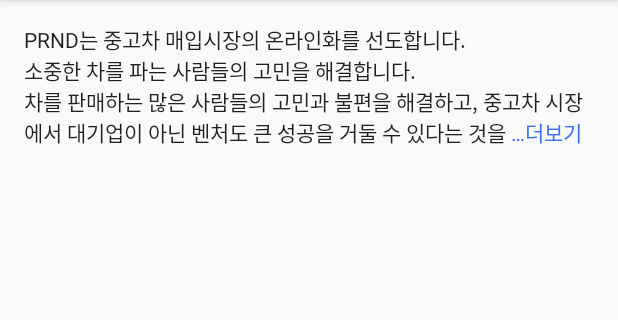
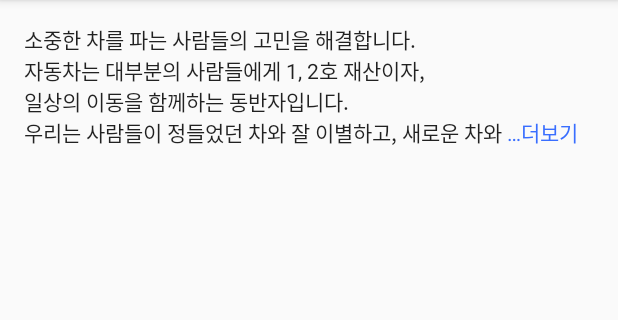
Before and after one commit to PRNDcompany/ReadMoreTextView, an Android app: the screen it shows after launch (MainActivity), on a phone screen of 412 x 824 dp, the part 84-404 px from its top. Run offline under Robolectric (Android 15) with nearby library versions, the phone set to English and light mode, and no system bars.

Commit message:
Change sample long text

```diff
--- a/app/src/main/res/values/strings.xml
+++ b/app/src/main/res/values/strings.xml
@@ -1,12 +1,8 @@
 <resources>
     <string name="app_name">ReadMoreTextView</string>
 
-    <string name="long_text">PRND는 중고차 매입시장의 온라인화를 선도합니다.
-        \n소중한 차를 파는 사람들의 고민을 해결합니다.
-        \n차를 판매하는 많은 사람들의 고민과 불편을 해결하고, 중고차 시장에서 대기업이 아닌 벤처도 큰 성공을 거둘 수 있다는 것을 보여주고자 합니다.
-        \n중고차 시장은 35조원의 유통 시장으로 매년 120만대의 자동차가 매입되고, 120만대가 판매되고 있습니다.
-        \n중고차 판매(B2C)시장은 2000년 초 등장한 SK엔카를 필두로 온라인화가 완료되었습니다.
-        \n하지만 중고차 매입(C2B)시장은 여전히 90% 이상의 거래가오프라인 네트워크를 통해 이뤄지는 전통적인 시장입니다.
-        \n온라인 내차팔기 서비스 1위, 헤이딜러
-        \n헤이딜러는 내 차를 팔려는 사람들에게 오프라인보다 높은 가격과 편리한 UI/UX를 제공하고 있습니다.</string>
+    <string name="long_text">소중한 차를 파는 사람들의 고민을 해결합니다.
+        \n자동차는 대부분의 사람들에게 1, 2호 재산이자,
+        \n일상의 이동을 함께하는 동반자입니다.
+        \n우리는 사람들이 정들었던 차와 잘 이별하고, 새로운 차와 기분좋게 시작하는 것을 돕습니다.</string>
 </resources>
```
